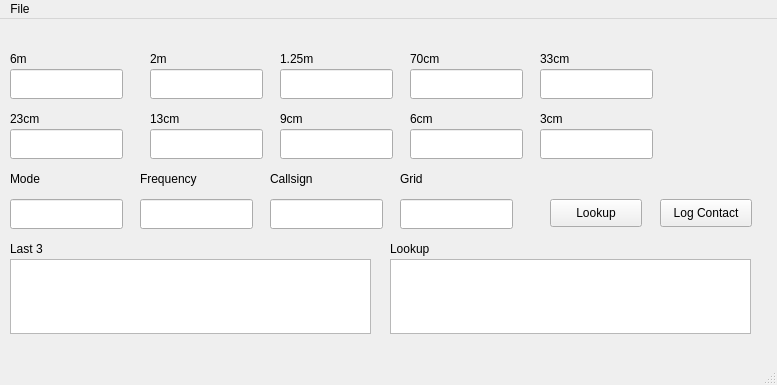
The window that pilogger.ui (pleaswaite/pilogger) describes before a commit, drawn with Qt 5.
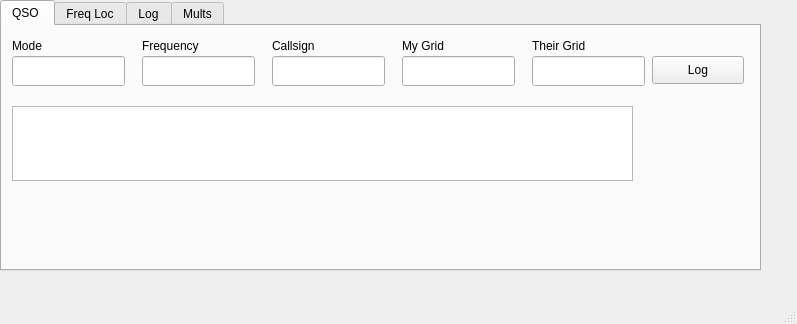
The same window after the commit.

Commit message: Building out for framework for logger Update the UI to actually be visible on a tiny screen Create a better working name - Micro(ver)Log

What changed in the file:
```diff
--- a/pilogger.ui
+++ b/pilogger.ui
@@ -6,42 +6,45 @@
    <rect>
     <x>0</x>
     <y>0</y>
-    <width>777</width>
-    <height>385</height>
+    <width>797</width>
+    <height>324</height>
    </rect>
   </property>
   <property name="windowTitle">
    <string>MainWindow</string>
   </property>
   <widget class="QWidget" name="centralwidget">
+   <widget class="QTabWidget" name="tabWidget">
+    <property name="geometry">
+     <rect>
+      <x>0</x>
+      <y>0</y>
+      <width>761</width>
+      <height>271</height>
+     </rect>
+    </property>
+    <property name="currentIndex">
+     <number>0</number>
+    </property>
+    <widget class="QWidget" name="qso_tab">
+     <attribute name="title">
+      <string>QSO </string>
+     </attribute>
    <widget class="QLineEdit" name="mode_le">
     <property name="geometry">
      <rect>
       <x>10</x>
-      <y>180</y>
+        <y>30</y>
       <width>113</width>
       <height>30</height>
      </rect>
     </property>
    </widget>
-   <widget class="QPushButton" name="log_button">
-    <property name="geometry">
-     <rect>
-      <x>660</x>
-      <y>180</y>
-      <width>92</width>
-      <height>28</height>
-     </rect>
-    </property>
-    <property name="text">
-     <string>Log Contact</string>
-    </property>
-   </widget>
    <widget class="QLineEdit" name="freq_le">
     <property name="geometry">
      <rect>
       <x>140</x>
-      <y>180</y>
+        <y>30</y>
       <width>113</width>
       <height>30</height>
      </rect>
@@ -51,40 +54,37 @@
     <property name="geometry">
      <rect>
       <x>270</x>
-      <y>180</y>
+        <y>30</y>
       <width>113</width>
       <height>30</height>
      </rect>
     </property>
    </widget>
-   <widget class="QLineEdit" name="grid_le">
+     <widget class="QLineEdit" name="mygrid_le">
     <property name="geometry">
      <rect>
       <x>400</x>
-      <y>180</y>
+        <y>30</y>
       <width>113</width>
       <height>30</height>
      </rect>
     </property>
    </widget>
-   <widget class="QPushButton" name="lookup_button">
+     <widget class="QLineEdit" name="theirgrid_le">
     <property name="geometry">
      <rect>
-      <x>550</x>
-      <y>180</y>
-      <width>92</width>
-      <height>28</height>
-     </rect>
-    </property>
-    <property name="text">
-     <string>Lookup</string>
-    </property>
+        <x>530</x>
+        <y>30</y>
+        <width>113</width>
+        <height>30</height>
+       </rect>
+      </property>
    </widget>
    <widget class="QLabel" name="label">
     <property name="geometry">
      <rect>
       <x>10</x>
-      <y>150</y>
+        <y>10</y>
       <width>65</width>
       <height>20</height>
      </rect>
@@ -96,8 +96,21 @@
    <widget class="QLabel" name="label_2">
     <property name="geometry">
      <rect>
+        <x>270</x>
+        <y>10</y>
+        <width>65</width>
+        <height>20</height>
+       </rect>
+      </property>
+      <property name="text">
+       <string>Callsign</string>
+      </property>
+     </widget>
+     <widget class="QLabel" name="label_3">
+      <property name="geometry">
+       <rect>
       <x>140</x>
-      <y>150</y>
+        <y>10</y>
       <width>81</width>
       <height>20</height>
      </rect>
@@ -106,307 +119,74 @@
      <string>Frequency</string>
     </property>
    </widget>
-   <widget class="QLabel" name="label_3">
-    <property name="geometry">
-     <rect>
-      <x>270</x>
-      <y>150</y>
-      <width>65</width>
-      <height>20</height>
-     </rect>
-    </property>
-    <property name="text">
-     <string>Callsign</string>
-    </property>
-   </widget>
    <widget class="QLabel" name="label_4">
     <property name="geometry">
      <rect>
       <x>400</x>
-      <y>150</y>
+        <y>10</y>
       <width>65</width>
       <height>20</height>
      </rect>
     </property>
     <property name="text">
-     <string>Grid</string>
-    </property>
-   </widget>
-   <widget class="QTextEdit" name="last3_box">
-    <property name="geometry">
-     <rect>
-      <x>10</x>
-      <y>240</y>
-      <width>361</width>
-      <height>75</height>
-     </rect>
-    </property>
-   </widget>
-   <widget class="QLineEdit" name="sixm_le">
-    <property name="geometry">
-     <rect>
-      <x>10</x>
-      <y>50</y>
-      <width>113</width>
-      <height>30</height>
-     </rect>
-    </property>
-   </widget>
-   <widget class="QLineEdit" name="twom_le">
-    <property name="geometry">
-     <rect>
-      <x>150</x>
-      <y>50</y>
-      <width>113</width>
-      <height>30</height>
-     </rect>
-    </property>
-   </widget>
-   <widget class="QLineEdit" name="onetwofive_le">
-    <property name="geometry">
-     <rect>
-      <x>280</x>
-      <y>50</y>
-      <width>113</width>
-      <height>30</height>
-     </rect>
-    </property>
-   </widget>
-   <widget class="QLineEdit" name="twentythree_le">
-    <property name="geometry">
-     <rect>
-      <x>10</x>
-      <y>110</y>
-      <width>113</width>
-      <height>30</height>
-     </rect>
-    </property>
-   </widget>
-   <widget class="QLineEdit" name="thirteen_le">
-    <property name="geometry">
-     <rect>
-      <x>150</x>
-      <y>110</y>
-      <width>113</width>
-      <height>30</height>
-     </rect>
-    </property>
-   </widget>
-   <widget class="QLineEdit" name="nine_le">
-    <property name="geometry">
-     <rect>
-      <x>280</x>
-      <y>110</y>
-      <width>113</width>
-      <height>30</height>
-     </rect>
-    </property>
-   </widget>
-   <widget class="QLineEdit" name="seventy_le">
-    <property name="geometry">
-     <rect>
-      <x>410</x>
-      <y>50</y>
-      <width>113</width>
-      <height>30</height>
-     </rect>
-    </property>
-   </widget>
-   <widget class="QLineEdit" name="sixcm_le">
-    <property name="geometry">
-     <rect>
-      <x>410</x>
-      <y>110</y>
-      <width>113</width>
-      <height>30</height>
-     </rect>
-    </property>
-   </widget>
-   <widget class="QLineEdit" name="thirtythree_le">
-    <property name="geometry">
-     <rect>
-      <x>540</x>
-      <y>50</y>
-      <width>113</width>
-      <height>30</height>
-     </rect>
-    </property>
-   </widget>
-   <widget class="QLineEdit" name="three_le">
-    <property name="geometry">
-     <rect>
-      <x>540</x>
-      <y>110</y>
-      <width>113</width>
-      <height>30</height>
-     </rect>
+       <string>My Grid</string>
     </property>
    </widget>
    <widget class="QLabel" name="label_5">
     <property name="geometry">
      <rect>
-      <x>10</x>
-      <y>30</y>
-      <width>65</width>
+        <x>530</x>
+        <y>10</y>
+        <width>71</width>
       <height>20</height>
      </rect>
     </property>
     <property name="text">
-     <string>6m</string>
-    </property>
-   </widget>
-   <widget class="QLabel" name="label_6">
+       <string>Their Grid</string>
+      </property>
+     </widget>
+     <widget class="QTextEdit" name="worked_te">
     <property name="geometry">
      <rect>
-      <x>150</x>
-      <y>30</y>
-      <width>65</width>
-      <height>20</height>
-     </rect>
-    </property>
-    <property name="text">
-     <string>2m</string>
-    </property>
-   </widget>
-   <widget class="QLabel" name="label_7">
-    <property name="geometry">
-     <rect>
-      <x>280</x>
-      <y>30</y>
-      <width>65</width>
-      <height>20</height>
-     </rect>
-    </property>
-    <property name="text">
-     <string>1.25m</string>
-    </property>
-   </widget>
-   <widget class="QLabel" name="label_8">
-    <property name="geometry">
-     <rect>
-      <x>410</x>
-      <y>30</y>
-      <width>65</width>
-      <height>20</height>
-     </rect>
-    </property>
-    <property name="text">
-     <string>70cm</string>
-    </property>
-   </widget>
-   <widget class="QLabel" name="label_9">
-    <property name="geometry">
-     <rect>
-      <x>540</x>
-      <y>30</y>
-      <width>65</width>
-      <height>20</height>
-     </rect>
-    </property>
-    <property name="text">
-     <string>33cm</string>
-    </property>
-   </widget>
-   <widget class="QLabel" name="label_10">
-    <property name="geometry">
-     <rect>
       <x>10</x>
-      <y>90</y>
-      <width>65</width>
-      <height>20</height>
-     </rect>
-    </property>
-    <property name="text">
-     <string>23cm</string>
-    </property>
-   </widget>
-   <widget class="QLabel" name="label_11">
-    <property name="geometry">
-     <rect>
-      <x>150</x>
-      <y>90</y>
-      <width>65</width>
-      <height>20</height>
-     </rect>
-    </property>
-    <property name="text">
-     <string>13cm</string>
-    </property>
-   </widget>
-   <widget class="QLabel" name="label_12">
-    <property name="geometry">
-     <rect>
-      <x>280</x>
-      <y>90</y>
-      <width>65</width>
-      <height>20</height>
-     </rect>
-    </property>
-    <property name="text">
-     <string>9cm</string>
-    </property>
-   </widget>
-   <widget class="QLabel" name="label_13">
-    <property name="geometry">
-     <rect>
-      <x>410</x>
-      <y>90</y>
-      <width>65</width>
-      <height>20</height>
-     </rect>
-    </property>
-    <property name="text">
-     <string>6cm</string>
-    </property>
-   </widget>
-   <widget class="QLabel" name="label_14">
-    <property name="geometry">
-     <rect>
-      <x>540</x>
-      <y>90</y>
-      <width>65</width>
-      <height>20</height>
-     </rect>
-    </property>
-    <property name="text">
-     <string>3cm</string>
-    </property>
-   </widget>
-   <widget class="QTextEdit" name="lookup_box">
-    <property name="geometry">
-     <rect>
-      <x>390</x>
-      <y>240</y>
-      <width>361</width>
+        <y>80</y>
+        <width>621</width>
       <height>75</height>
      </rect>
     </property>
-   </widget>
-   <widget class="QLabel" name="label_15">
-    <property name="geometry">
-     <rect>
-      <x>10</x>
-      <y>220</y>
-      <width>65</width>
-      <height>20</height>
-     </rect>
-    </property>
-    <property name="text">
-     <string>Last 3</string>
-    </property>
-   </widget>
-   <widget class="QLabel" name="label_16">
+      <property name="readOnly">
+       <bool>true</bool>
+      </property>
+     </widget>
+     <widget class="QPushButton" name="log_button">
     <property name="geometry">
      <rect>
-      <x>390</x>
-      <y>220</y>
-      <width>65</width>
-      <height>20</height>
+        <x>650</x>
+        <y>30</y>
+        <width>92</width>
+        <height>28</height>
      </rect>
     </property>
     <property name="text">
-     <string>Lookup</string>
-    </property>
+       <string>Log</string>
+      </property>
+     </widget>
+    </widget>
+    <widget class="QWidget" name="tab_2">
+     <attribute name="title">
+      <string>Freq Loc</string>
+     </attribute>
+    </widget>
+    <widget class="QWidget" name="tab">
+     <attribute name="title">
+      <string>Log</string>
+     </attribute>
+    </widget>
+    <widget class="QWidget" name="tab_3">
+     <attribute name="title">
+      <string>Mults</string>
+     </attribute>
+    </widget>
    </widget>
   </widget>
   <widget class="QMenuBar" name="menubar">
@@ -414,18 +194,10 @@
     <rect>
      <x>0</x>
      <y>0</y>
-     <width>777</width>
+     <width>797</width>
      <height>26</height>
     </rect>
    </property>
-   <widget class="QMenu" name="menuFile">
-    <property name="title">
-     <string>File</string>
-    </property>
-    <addaction name="actionNew_Log"/>
-    <addaction name="actionOpen_Log"/>
-   </widget>
-   <addaction name="menuFile"/>
   </widget>
   <widget class="QStatusBar" name="statusbar"/>
   <action name="actionNew_Log">
```
Left out of the diff: 20 changed lines with no effect on the pictures. Lines whose indentation alone changed are shown as unchanged. The commit also changes 2 other files.
